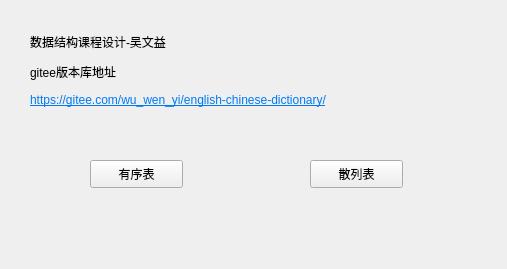
Before: the Qt Designer form dictionarypj/widget.ui in WwwwwyDev/english-chinese-dictionary, drawn with Qt 5.
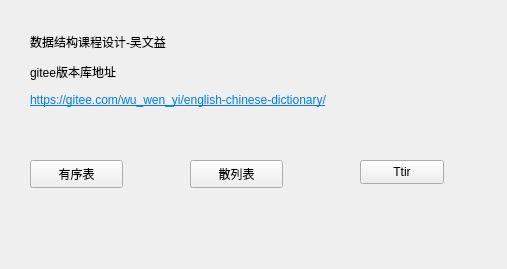
After: the same form once the commit is applied.

```diff
--- a/dictionarypj/widget.ui
+++ b/dictionarypj/widget.ui
@@ -16,7 +16,7 @@
   <widget class="QPushButton" name="pushButton">
    <property name="geometry">
     <rect>
-     <x>90</x>
+     <x>30</x>
      <y>160</y>
      <width>93</width>
      <height>28</height>
@@ -29,7 +29,7 @@
   <widget class="QPushButton" name="pushButton_2">
    <property name="geometry">
     <rect>
-     <x>310</x>
+     <x>190</x>
      <y>160</y>
      <width>93</width>
      <height>28</height>
@@ -52,6 +52,19 @@
     <string>&lt;html&gt;&lt;head/&gt;&lt;body&gt;&lt;p&gt;数据结构课程设计-吴文益&lt;/p&gt;&lt;p&gt;gitee版本库地址&lt;/p&gt;&lt;p&gt;&lt;a href=&quot;https://gitee.com/wu_wen_yi/english-chinese-dictionary/&quot;&gt;&lt;span style=&quot; text-decoration: underline; color:#007af4;&quot;&gt;https://gitee.com/wu_wen_yi/english-chinese-dictionary/&lt;/span&gt;&lt;/a&gt;&lt;/p&gt;&lt;/body&gt;&lt;/html&gt;</string>
    </property>
   </widget>
+  <widget class="QPushButton" name="pushButton_3">
+   <property name="geometry">
+    <rect>
+     <x>360</x>
+     <y>160</y>
+     <width>84</width>
+     <height>24</height>
+    </rect>
+   </property>
+   <property name="text">
+    <string>Ttir</string>
+   </property>
+  </widget>
  </widget>
  <resources/>
  <connections/>
```
